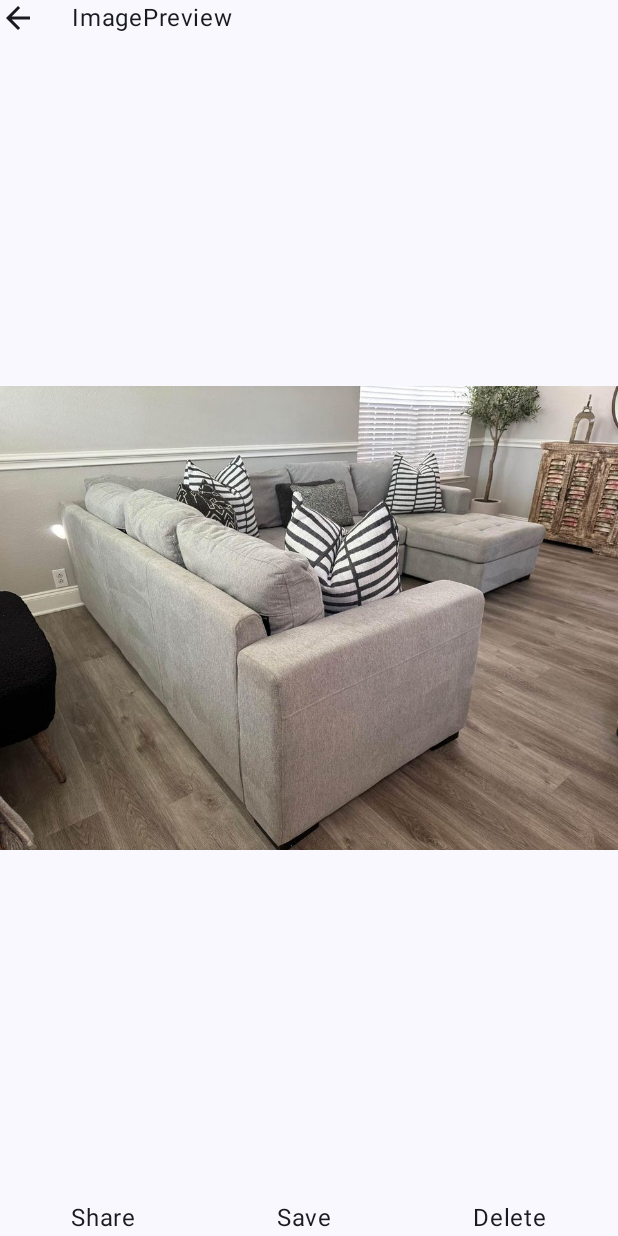
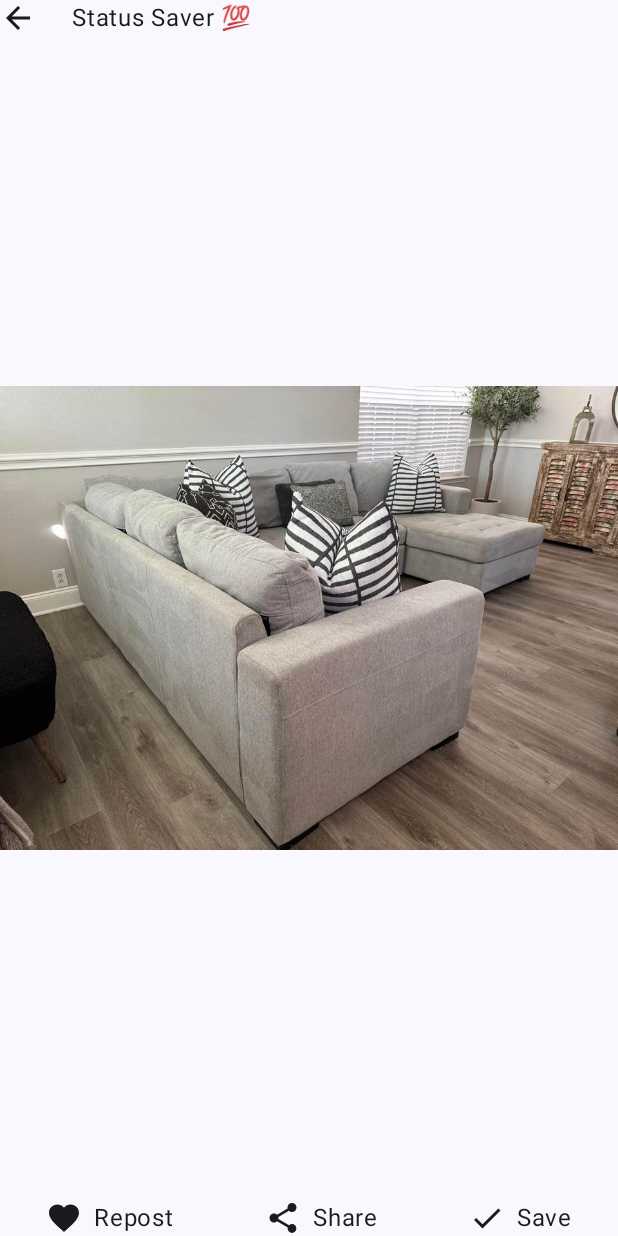
Before and after one commit to kipkoechke/kotlin, an Android app built with Jetpack Compose: the composable ImagePreview shown on its own in the app's theme, on a phone screen of 412 x 824 dp. Run offline under Robolectric (Android 15) with nearby library versions, the phone set to English and light mode, and no system bars; 1 statement that could not run was skipped.

Commit message:
Complete work preview

```diff
--- a/StatusSaver/app/src/main/java/com/bellon/statussaver/presentations/ImagePreview.kt
+++ b/StatusSaver/app/src/main/java/com/bellon/statussaver/presentations/ImagePreview.kt
@@ -8,16 +8,29 @@ import androidx.compose.foundation.layout.fillMaxSize
 import androidx.compose.foundation.layout.fillMaxWidth
 import androidx.compose.material.icons.Icons
 import androidx.compose.material.icons.automirrored.filled.ArrowBack
+import androidx.compose.material.icons.filled.Done
+import androidx.compose.material.icons.filled.Favorite
+import androidx.compose.material.icons.filled.Share
 import androidx.compose.material3.Icon
+import androidx.compose.material3.IconButton
 import androidx.compose.material3.Text
 import androidx.compose.runtime.Composable
 import androidx.compose.ui.Modifier
+import androidx.compose.ui.graphics.vector.ImageVector
 import androidx.compose.ui.res.painterResource
 import androidx.compose.ui.unit.dp
 import com.bellon.statussaver.R
 
 @Composable
 fun ImagePreview(modifier: Modifier = Modifier) {
+    val items = listOf(
+        RepostShareAndSaveItem(Icons.Default.Favorite, "Repost"),
+        RepostShareAndSaveItem(Icons.Default.Share, "Share"),
+        RepostShareAndSaveItem(
+            Icons.Default.Done,
+            "Save"
+        )
+    )
 
     Column {
         Row(
@@ -28,7 +41,7 @@ fun ImagePreview(modifier: Modifier = Modifier) {
                 imageVector = Icons.AutoMirrored.Filled.ArrowBack,
                 contentDescription = "Back Arrow"
             )
-            Text(text = "ImagePreview")
+            Text(text = "Status Saver 💯")
         }
         Image(
             painter = painterResource(id = R.drawable.whatsapp_image),
@@ -38,9 +51,17 @@ fun ImagePreview(modifier: Modifier = Modifier) {
                 .weight(1f)
         )
         Row(horizontalArrangement = Arrangement.SpaceAround, modifier = modifier.fillMaxWidth()) {
-            Text(text = "Share")
-            Text(text = "Save")
-            Text(text = "Delete")
+            items.forEachIndexed{index, item ->
+                Row(horizontalArrangement = Arrangement.spacedBy(8.dp)) {
+                    Icon(imageVector = item.icon, contentDescription =null )
+                    Text(text = item.title)
+                }
+            }
         }
     }
 }
+
+data class RepostShareAndSaveItem(
+    val icon: ImageVector,
+    val title: String
+)
```
